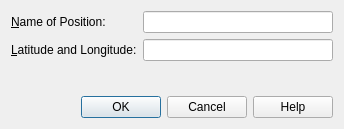
Before: the Qt Designer form src/route/userwaypointdialog.ui in albar965/littlenavmap, drawn with Qt 5.
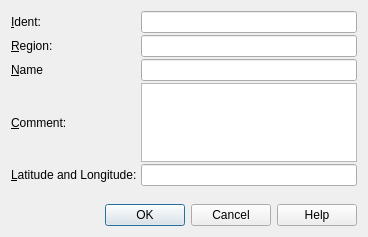
After: the same form once the commit is applied.

Commit message: Added region, name and comment fields for user defined flight plan points which can be saved in LNMPLN format. Enabled display of new fields in tooltip and flight plan table. albar965/littlenavmap#429

```diff
--- a/src/route/userwaypointdialog.ui
+++ b/src/route/userwaypointdialog.ui
@@ -6,15 +6,46 @@
    <rect>
     <x>0</x>
     <y>0</y>
-    <width>344</width>
-    <height>129</height>
+    <width>368</width>
+    <height>237</height>
    </rect>
   </property>
   <property name="windowTitle">
    <string>Little Navmap - Edit Position</string>
   </property>
   <layout class="QGridLayout" name="gridLayout">
+   <property name="spacing">
+    <number>2</number>
+   </property>
+   <item row="6" column="2">
+    <widget class="QLabel" name="labelRouteUserWaypointCoordStatus">
+     <property name="text">
+      <string/>
+     </property>
+     <property name="textInteractionFlags">
+      <set>Qt::LinksAccessibleByMouse|Qt::TextSelectableByMouse</set>
+     </property>
+    </widget>
+   </item>
    <item row="2" column="0">
+    <widget class="QLabel" name="labelRouteUserWaypointRegion">
+     <property name="text">
+      <string>&amp;Region:</string>
+     </property>
+     <property name="buddy">
+      <cstring>lineEditRouteUserWaypointRegion</cstring>
+     </property>
+    </widget>
+   </item>
+   <item row="1" column="2">
+    <widget class="QLineEdit" name="lineEditRouteUserWaypointIdent">
+     <property name="toolTip">
+      <string>Required ident of the waypoint. 
+A short all upper case ident without spaces is recommended.</string>
+     </property>
+    </widget>
+   </item>
+   <item row="5" column="0">
     <widget class="QLabel" name="labelRouteUserWaypointLatLon">
      <property name="text">
       <string>&amp;Latitude and Longitude:</string>
@@ -24,15 +55,34 @@
      </property>
     </widget>
    </item>
-   <item row="1" column="1">
-    <widget class="QLineEdit" name="lineEditRouteUserWaypoint">
+   <item row="2" column="2">
+    <widget class="QLineEdit" name="lineEditRouteUserWaypointRegion">
      <property name="toolTip">
-      <string>Name of the waypoint. Note that special characters 
-will be removed when reloading a flight plan.</string>
+      <string>Optional two letter ICAO region of the waypoint.</string>
      </property>
     </widget>
    </item>
-   <item row="2" column="1">
+   <item row="1" column="0">
+    <widget class="QLabel" name="labelRouteUserWaypointIdent">
+     <property name="text">
+      <string>&amp;Ident:</string>
+     </property>
+     <property name="buddy">
+      <cstring>lineEditRouteUserWaypointIdent</cstring>
+     </property>
+    </widget>
+   </item>
+   <item row="4" column="0">
+    <widget class="QLabel" name="labelRouteUserWaypointComment">
+     <property name="text">
+      <string>&amp;Comment:</string>
+     </property>
+     <property name="buddy">
+      <cstring>textEditRouteUserWaypointComment</cstring>
+     </property>
+    </widget>
+   </item>
+   <item row="5" column="2">
     <widget class="QLineEdit" name="lineEditRouteUserWaypointLatLon">
      <property name="toolTip">
       <string>Recognized coordinate formats:
@@ -54,27 +104,27 @@
      </property>
     </widget>
    </item>
-   <item row="1" column="0">
-    <widget class="QLabel" name="labelRouteUserWaypoint">
+   <item row="3" column="0">
+    <widget class="QLabel" name="labelRouteUserWaypointName">
      <property name="text">
-      <string>&amp;Name of Position:</string>
+      <string>&amp;Name</string>
      </property>
      <property name="buddy">
-      <cstring>lineEditRouteUserWaypoint</cstring>
+      <cstring>lineEditRouteUserWaypointName</cstring>
      </property>
     </widget>
    </item>
-   <item row="3" column="1">
-    <widget class="QLabel" name="labelRouteUserWaypointCoordStatus">
-     <property name="text">
-      <string/>
+   <item row="8" column="0" colspan="3">
+    <widget class="QDialogButtonBox" name="buttonBoxRouteUserWaypoint">
+     <property name="orientation">
+      <enum>Qt::Horizontal</enum>
      </property>
-     <property name="textInteractionFlags">
-      <set>Qt::LinksAccessibleByMouse|Qt::TextSelectableByMouse</set>
+     <property name="standardButtons">
+      <set>QDialogButtonBox::Cancel|QDialogButtonBox::Help|QDialogButtonBox::Ok</set>
      </property>
     </widget>
    </item>
-   <item row="4" column="1">
+   <item row="7" column="2">
     <spacer name="verticalSpacer">
      <property name="orientation">
       <enum>Qt::Vertical</enum>
@@ -87,13 +137,24 @@
      </property>
     </spacer>
    </item>
-   <item row="5" column="0" colspan="2">
-    <widget class="QDialogButtonBox" name="buttonBoxRouteUserWaypoint">
-     <property name="orientation">
-      <enum>Qt::Horizontal</enum>
+   <item row="3" column="2">
+    <widget class="QLineEdit" name="lineEditRouteUserWaypointName">
+     <property name="toolTip">
+      <string>Waypoint name</string>
      </property>
-     <property name="standardButtons">
-      <set>QDialogButtonBox::Cancel|QDialogButtonBox::Help|QDialogButtonBox::Ok</set>
+    </widget>
+   </item>
+   <item row="4" column="2">
+    <widget class="QTextEdit" name="textEditRouteUserWaypointComment">
+     <property name="html">
+      <string>&lt;!DOCTYPE HTML PUBLIC &quot;-//W3C//DTD HTML 4.0//EN&quot; &quot;http://www.w3.org/TR/REC-html40/strict.dtd&quot;&gt;
+&lt;html&gt;&lt;head&gt;&lt;meta name=&quot;qrichtext&quot; content=&quot;1&quot; /&gt;&lt;style type=&quot;text/css&quot;&gt;
+p, li { white-space: pre-wrap; }
+&lt;/style&gt;&lt;/head&gt;&lt;body style=&quot; font-family:'Ubuntu'; font-size:10pt; font-weight:400; font-style:normal;&quot;&gt;
+&lt;p style=&quot;-qt-paragraph-type:empty; margin-top:0px; margin-bottom:0px; margin-left:0px; margin-right:0px; -qt-block-indent:0; text-indent:0px;&quot;&gt;&lt;br /&gt;&lt;/p&gt;&lt;/body&gt;&lt;/html&gt;</string>
+     </property>
+     <property name="acceptRichText">
+      <bool>false</bool>
      </property>
     </widget>
    </item>
```
Left out of the diff: 37 changed lines with no effect on the pictures. The commit also changes 4 other files.
